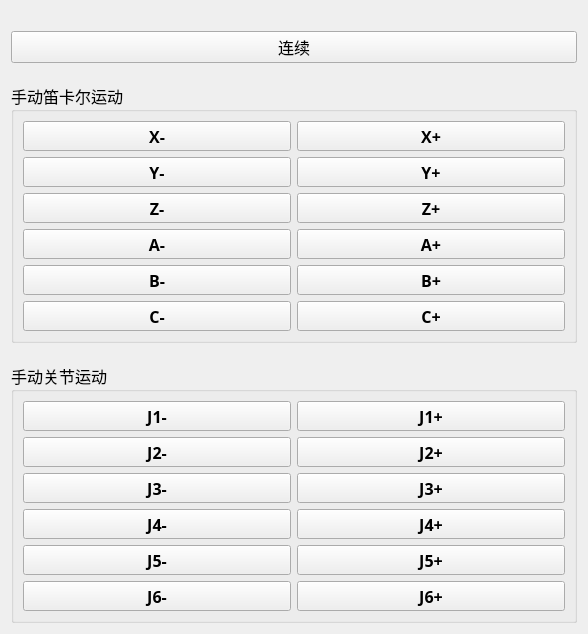
Qt form manualcontrol.ui (duanyifei777/TCPClint) before a commit.
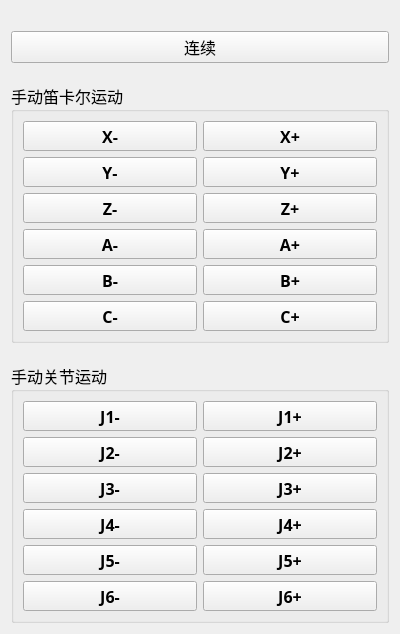
The same form after that commit.

```diff
--- a/manualcontrol.ui
+++ b/manualcontrol.ui
@@ -6,10 +6,28 @@
    <rect>
     <x>0</x>
     <y>0</y>
-    <width>588</width>
-    <height>513</height>
+    <width>400</width>
+    <height>555</height>
    </rect>
   </property>
+  <property name="sizePolicy">
+   <sizepolicy hsizetype="Minimum" vsizetype="Preferred">
+    <horstretch>0</horstretch>
+    <verstretch>0</verstretch>
+   </sizepolicy>
+  </property>
+  <property name="minimumSize">
+   <size>
+    <width>400</width>
+    <height>0</height>
+   </size>
+  </property>
+  <property name="maximumSize">
+   <size>
+    <width>300</width>
+    <height>16777215</height>
+   </size>
+  </property>
   <property name="windowTitle">
    <string>Form</string>
   </property>
```
